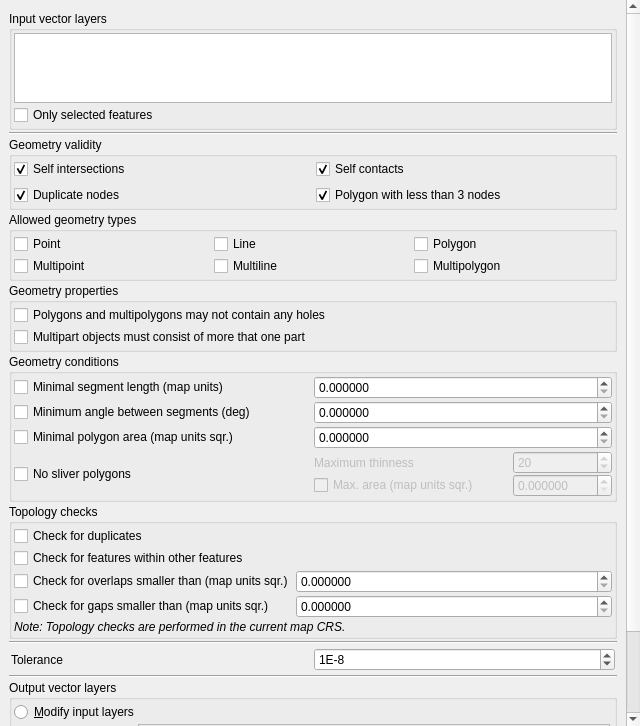
Old version of the form src/plugins/geometry_checker/ui/qgsgeometrycheckersetuptab.ui in the repository qgis/QGIS.
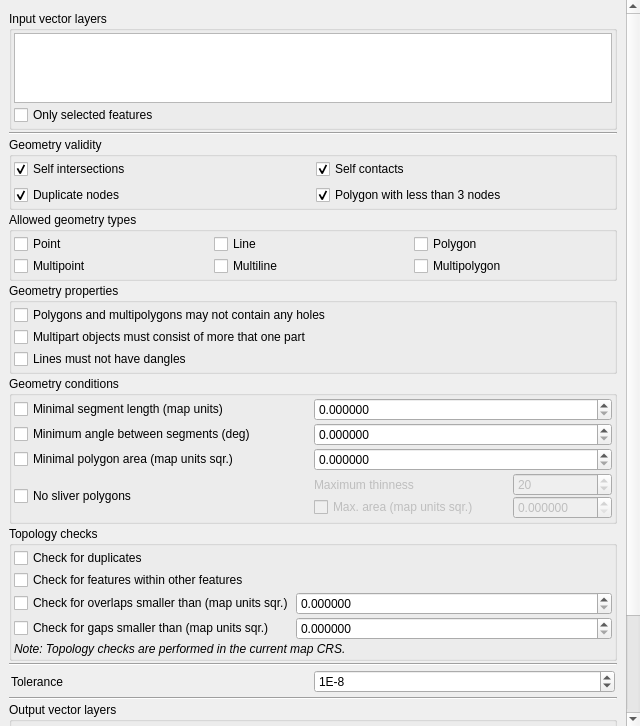
New version of the form. Icons and pictures are not drawn. Custom widgets are drawn as their Qt base class.

Commit message: [Geometry checker] Add dangle check

Diff of the .ui file:
```diff
--- a/src/plugins/geometry_checker/ui/qgsgeometrycheckersetuptab.ui
+++ b/src/plugins/geometry_checker/ui/qgsgeometrycheckersetuptab.ui
@@ -43,7 +43,7 @@
         <x>0</x>
         <y>0</y>
         <width>626</width>
-        <height>820</height>
+        <height>872</height>
        </rect>
       </property>
       <layout class="QGridLayout" name="gridLayout_4">
@@ -280,6 +280,13 @@
                </property>
               </widget>
              </item>
+             <item>
+              <widget class="QCheckBox" name="checkBoxDangle">
+               <property name="text">
+                <string>Lines must not have dangles</string>
+               </property>
+              </widget>
+             </item>
             </layout>
            </widget>
           </item>
```
The commit also changes 6 other files.
